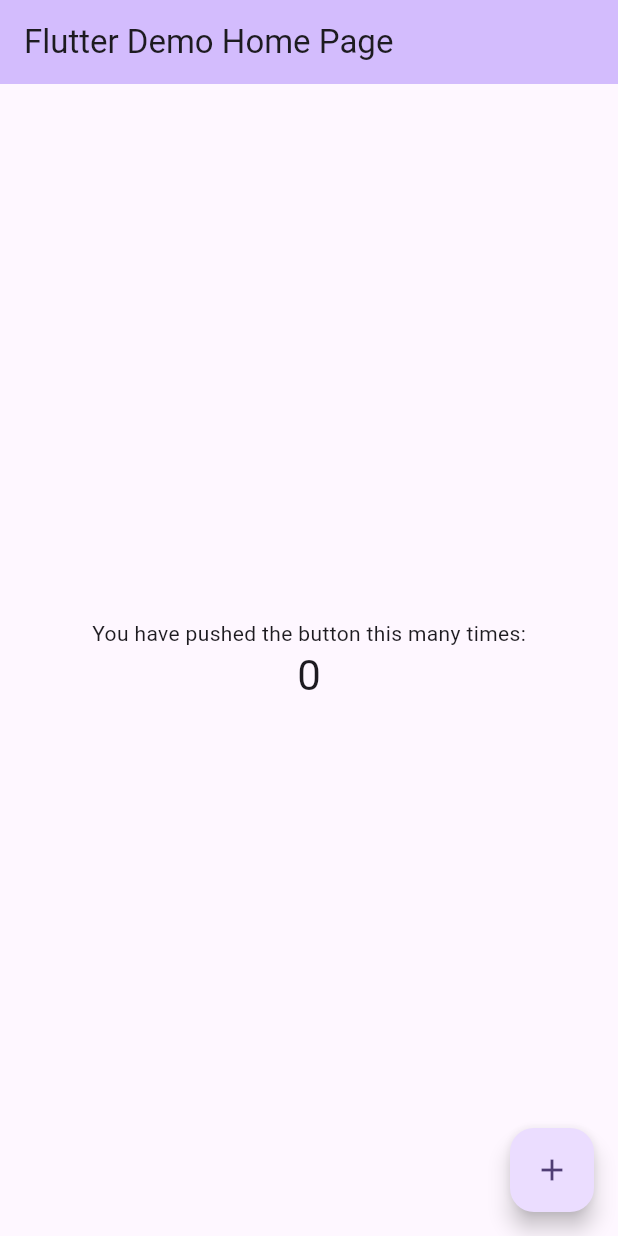
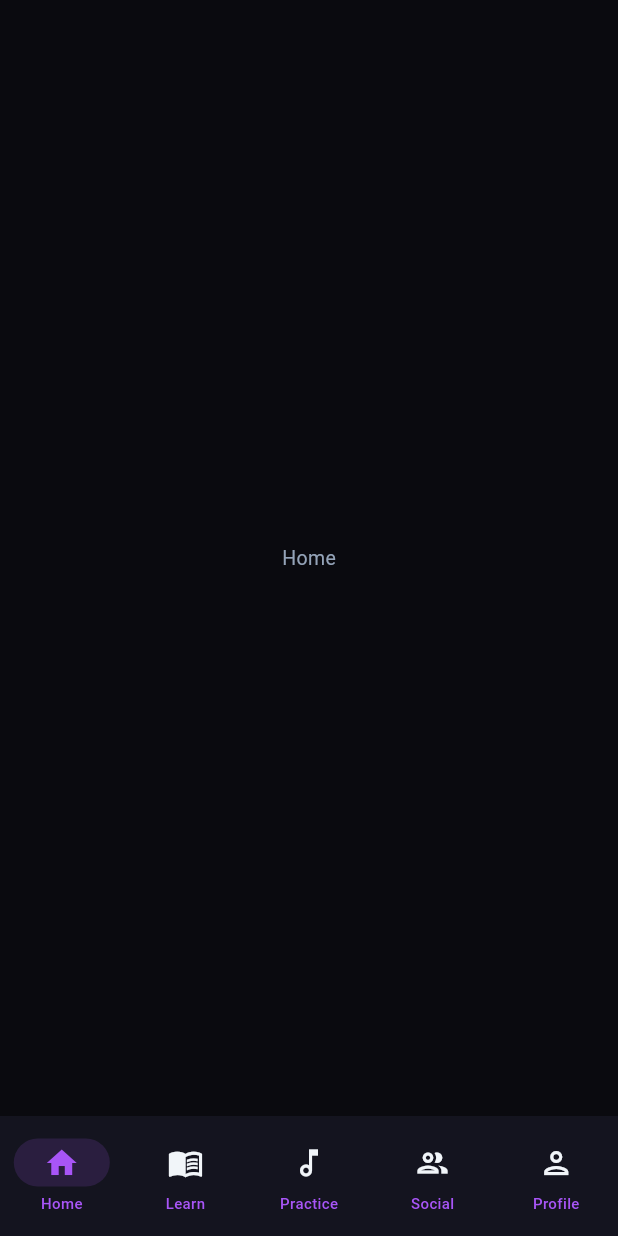
Before and after one commit to morekaccino/hear-me-out, a Flutter app: the screen it shows after launch, on a phone screen of 412 x 824 dp. Run offline on Flutter 3.47's test engine with Material 3 defaults, Android fonts, the phone set to English and light mode, and no system bars; our stand-ins replace go_router, google_fonts.

Commit message:
feat: add GoRouter with ShellRoute and 5-tab navigation

```diff
--- /dev/null
+++ b/flutter_app/lib/app.dart
@@ -0,0 +1,28 @@
+// flutter_app/lib/app.dart
+import 'dart:io' show Platform;
+import 'package:flutter/cupertino.dart';
+import 'package:flutter/material.dart';
+import 'config/theme.dart';
+import 'core/router.dart';
+
+class HearMeOutApp extends StatelessWidget {
+  const HearMeOutApp({super.key});
+
+  @override
+  Widget build(BuildContext context) {
+    if (Platform.isIOS) {
+      return CupertinoApp.router(
+        title: 'Hear Me Out',
+        theme: AppTheme.cupertinoTheme,
+        routerConfig: goRouter,
+        debugShowCheckedModeBanner: false,
+      );
+    }
+    return MaterialApp.router(
+      title: 'Hear Me Out',
+      theme: AppTheme.darkMaterialTheme,
+      routerConfig: goRouter,
+      debugShowCheckedModeBanner: false,
+    );
+  }
+}
--- /dev/null
+++ b/flutter_app/lib/core/router.dart
@@ -0,0 +1,99 @@
+// flutter_app/lib/core/router.dart
+import 'dart:io' show Platform;
+import 'package:flutter/cupertino.dart';
+import 'package:flutter/material.dart';
+import 'package:go_router/go_router.dart';
+import '../features/home/home_screen.dart';
+import '../features/learn/learn_screen.dart';
+import '../features/practice/practice_screen.dart';
+import '../features/social/social_screen.dart';
+import '../features/profile/profile_screen.dart';
+import '../config/constants.dart';
+
+final _rootNavigatorKey = GlobalKey<NavigatorState>();
+final _homeNavigatorKey = GlobalKey<NavigatorState>();
+final _learnNavigatorKey = GlobalKey<NavigatorState>();
+final _practiceNavigatorKey = GlobalKey<NavigatorState>();
+final _socialNavigatorKey = GlobalKey<NavigatorState>();
+final _profileNavigatorKey = GlobalKey<NavigatorState>();
+
+final goRouter = GoRouter(
+  navigatorKey: _rootNavigatorKey,
+  initialLocation: '/home',
+  routes: [
+    StatefulShellRoute.indexedStack(
+      builder: (context, state, navigationShell) {
+        if (Platform.isIOS) {
+          return CupertinoTabScaffold(
+            tabBar: CupertinoTabBar(
+              activeColor: AppColors.accent,
+              inactiveColor: AppColors.textSecondary,
+              items: const [
+                BottomNavigationBarItem(icon: Icon(CupertinoIcons.home), label: 'Home'),
+                BottomNavigationBarItem(icon: Icon(CupertinoIcons.book), label: 'Learn'),
+                BottomNavigationBarItem(icon: Icon(CupertinoIcons.music_note), label: 'Practice'),
+                BottomNavigationBarItem(icon: Icon(CupertinoIcons.person_2), label: 'Social'),
+                BottomNavigationBarItem(icon: Icon(CupertinoIcons.person), label: 'Profile'),
+              ],
+            ),
+            tabBuilder: (context, index) {
+              return switch (index) {
+                0 => const HomeScreen(),
+                1 => const LearnScreen(),
+                2 => const PracticeScreen(),
+                3 => const SocialScreen(),
+                4 => const ProfileScreen(),
+                _ => const HomeScreen(),
+              };
+            },
+          );
+        }
+        return ScaffoldWithNavBar(navigationShell: navigationShell);
+      },
+      branches: [
+        StatefulShellBranch(navigatorKey: _homeNavigatorKey, routes: [
+          GoRoute(path: '/home', builder: (_, _) => const HomeScreen()),
+        ]),
+        StatefulShellBranch(navigatorKey: _learnNavigatorKey, routes: [
+          GoRoute(path: '/learn', builder: (_, _) => const LearnScreen()),
+        ]),
+        StatefulShellBranch(navigatorKey: _practiceNavigatorKey, routes: [
+          GoRoute(path: '/practice', builder: (_, _) => const PracticeScreen()),
+        ]),
+        StatefulShellBranch(navigatorKey: _socialNavigatorKey, routes: [
+          GoRoute(path: '/social', builder: (_, _) => const SocialScreen()),
+        ]),
+        StatefulShellBranch(navigatorKey: _profileNavigatorKey, routes: [
+          GoRoute(path: '/profile', builder: (_, _) => const ProfileScreen()),
+        ]),
+      ],
+    ),
+  ],
+);
+
+class ScaffoldWithNavBar extends StatelessWidget {
+  final StatefulNavigationShell navigationShell;
+  const ScaffoldWithNavBar({super.key, required this.navigationShell});
+
+  @override
+  Widget build(BuildContext context) {
+    return Scaffold(
+      body: navigationShell,
+      bottomNavigationBar: NavigationBar(
+        selectedIndex: navigationShell.currentIndex,
+        onDestinationSelected: (index) {
+          navigationShell.goBranch(index, initialLocation: index == navigationShell.currentIndex);
+        },
+        backgroundColor: AppColors.surface,
+        indicatorColor: AppColors.accent.withValues(alpha: 0.15),
+        destinations: const [
+          NavigationDestination(icon: Icon(Icons.home_outlined), selectedIcon: Icon(Icons.home, color: AppColors.accent), label: 'Home'),
+          NavigationDestination(icon: Icon(Icons.menu_book_outlined), selectedIcon: Icon(Icons.menu_book, color: AppColors.accent), label: 'Learn'),
+          NavigationDestination(icon: Icon(Icons.music_note_outlined), selectedIcon: Icon(Icons.music_note, color: AppColors.accent), label: 'Practice'),
+          NavigationDestination(icon: Icon(Icons.people_outlined), selectedIcon: Icon(Icons.people, color: AppColors.accent), label: 'Social'),
+          NavigationDestination(icon: Icon(Icons.person_outlined), selectedIcon: Icon(Icons.person, color: AppColors.accent), label: 'Profile'),
+        ],
+      ),
+    );
+  }
+}
--- /dev/null
+++ b/flutter_app/lib/features/home/home_screen.dart
@@ -0,0 +1,10 @@
+import 'package:flutter/material.dart';
+
+class HomeScreen extends StatelessWidget {
+  const HomeScreen({super.key});
+
+  @override
+  Widget build(BuildContext context) {
+    return const Scaffold(body: Center(child: Text('Home')));
+  }
+}
--- a/flutter_app/lib/main.dart
+++ b/flutter_app/lib/main.dart
@@ -1,122 +1,7 @@
 import 'package:flutter/material.dart';
+import 'app.dart';
 
 void main() {
-  runApp(const MyApp());
+  WidgetsFlutterBinding.ensureInitialized();
+  runApp(const HearMeOutApp());
 }
-
-class MyApp extends StatelessWidget {
-  const MyApp({super.key});
-
-  // This widget is the root of your application.
-  @override
-  Widget build(BuildContext context) {
-    return MaterialApp(
-      title: 'Flutter Demo',
-      theme: ThemeData(
-        // This is the theme of your application.
-        //
-        // TRY THIS: Try running your application with "flutter run". You'll see
-        // the application has a purple toolbar. Then, without quitting the app,
-        // try changing the seedColor in the colorScheme below to Colors.green
-        // and then invoke "hot reload" (save your changes or press the "hot
-        // reload" button in a Flutter-supported IDE, or press "r" if you used
-        // the command line to start the app).
-        //
-        // Notice that the counter didn't reset back to zero; the application
-        // state is not lost during the reload. To reset the state, use hot
-        // restart instead.
-        //
-        // This works for code too, not just values: Most code changes can be
-        // tested with just a hot reload.
-        colorScheme: .fromSeed(seedColor: Colors.deepPurple),
-      ),
-      home: const MyHomePage(title: 'Flutter Demo Home Page'),
-    );
-  }
-}
-
-class MyHomePage extends StatefulWidget {
-  const MyHomePage({super.key, required this.title});
-
-  // This widget is the home page of your application. It is stateful, meaning
-  // that it has a State object (defined below) that contains fields that affect
-  // how it looks.
-
-  // This class is the configuration for the state. It holds the values (in this
-  // case the title) provided by the parent (in this case the App widget) and
-  // used by the build method of the State. Fields in a Widget subclass are
-  // always marked "final".
-
-  final String title;
-
-  @override
-  State<MyHomePage> createState() => _MyHomePageState();
-}
-
-class _MyHomePageState extends State<MyHomePage> {
-  int _counter = 0;
-
-  void _incrementCounter() {
-    setState(() {
-      // This call to setState tells the Flutter framework that something has
-      // changed in this State, which causes it to rerun the build method below
-      // so that the display can reflect the updated values. If we changed
-      // _counter without calling setState(), then the build method would not be
-      // called again, and so nothing would appear to happen.
-      _counter++;
-    });
-  }
-
-  @override
-  Widget build(BuildContext context) {
-    // This method is rerun every time setState is called, for instance as done
-    // by the _incrementCounter method above.
-    //
-    // The Flutter framework has been optimized to make rerunning build methods
-    // fast, so that you can just rebuild anything that needs updating rather
-    // than having to individually change instances of widgets.
-    return Scaffold(
-      appBar: AppBar(
-        // TRY THIS: Try changing the color here to a specific color (to
-        // Colors.amber, perhaps?) and trigger a hot reload to see the AppBar
-        // change color while the other colors stay the same.
-        backgroundColor: Theme.of(context).colorScheme.inversePrimary,
-        // Here we take the value from the MyHomePage object that was created by
-        // the App.build method, and use it to set our appbar title.
-        title: Text(widget.title),
-      ),
-      body: Center(
-        // Center is a layout widget. It takes a single child and positions it
-        // in the middle of the parent.
-        child: Column(
-          // Column is also a layout widget. It takes a list of children and
-          // arranges them vertically. By default, it sizes itself to fit its
-          // children horizontally, and tries to be as tall as its parent.
-          //
-          // Column has various properties to control how it sizes itself and
-          // how it positions its children. Here we use mainAxisAlignment to
-          // center the children vertically; the main axis here is the vertical
-          // axis because Columns are vertical (the cross axis would be
-          // horizontal).
-          //
-          // TRY THIS: Invoke "debug painting" (choose the "Toggle Debug Paint"
-          // action in the IDE, or press "p" in the console), to see the
-          // wireframe for each widget.
-          mainAxisAlignment: .center,
-          children: [
-            const Text('You have pushed the button this many times:'),
-            Text(
-              '$_counter',
-              style: Theme.of(context).textTheme.headlineMedium,
-            ),
-          ],
-        ),
-      ),
-      floatingActionButton: FloatingActionButton(
-        onPressed: _incrementCounter,
-        tooltip: 'Increment',
-        child: const Icon(Icons.add),
-      ),
-    );
-  }
-}
```
Also changed, not shown: flutter_app/lib/features/learn/learn_screen.dart (added, +10 -0 lines), flutter_app/lib/features/practice/practice_screen.dart (added, +10 -0 lines), flutter_app/lib/features/profile/profile_screen.dart (added, +10 -0 lines), flutter_app/lib/features/social/social_screen.dart (added, +10 -0 lines), 1 other file.
